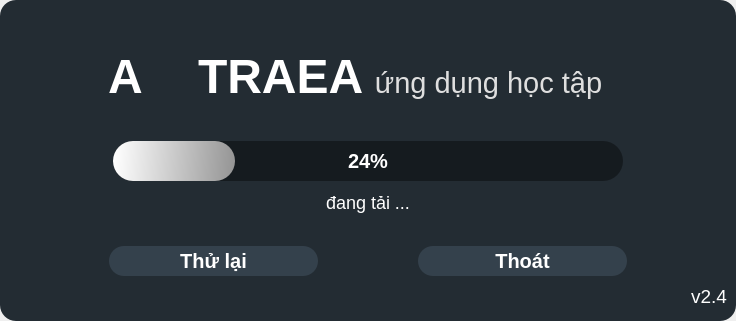
Before: the Qt Designer form UI_Files/Loading_Screen.ui in hoangm960/Astraea, drawn with Qt 5.
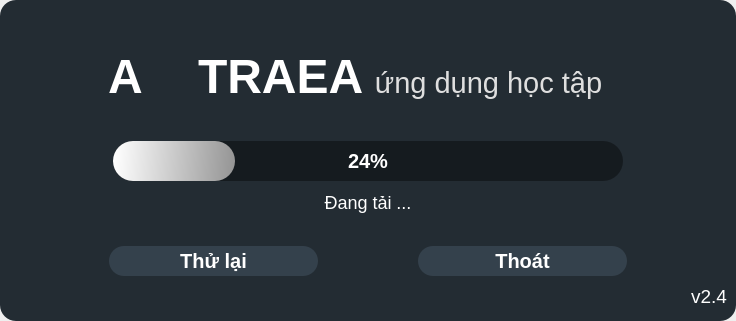
After: the same form once the commit is applied. Icons and pictures are not drawn.

Diff of the .ui file:
```diff
--- a/UI_Files/Loading_Screen.ui
+++ b/UI_Files/Loading_Screen.ui
@@ -305,7 +305,7 @@
 }</string>
          </property>
          <property name="text">
-          <string>đang tải ...</string>
+          <string>Đang tải ...</string>
          </property>
          <property name="alignment">
           <set>Qt::AlignCenter</set>
```
